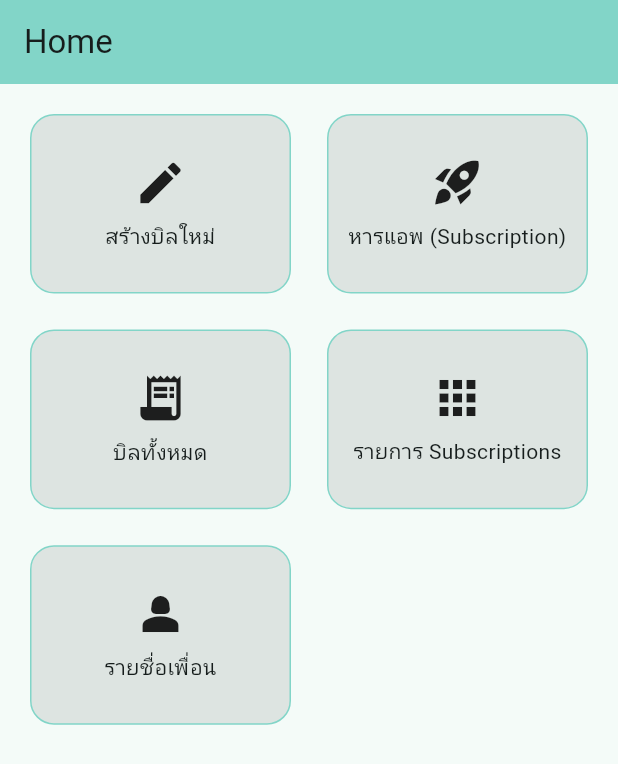
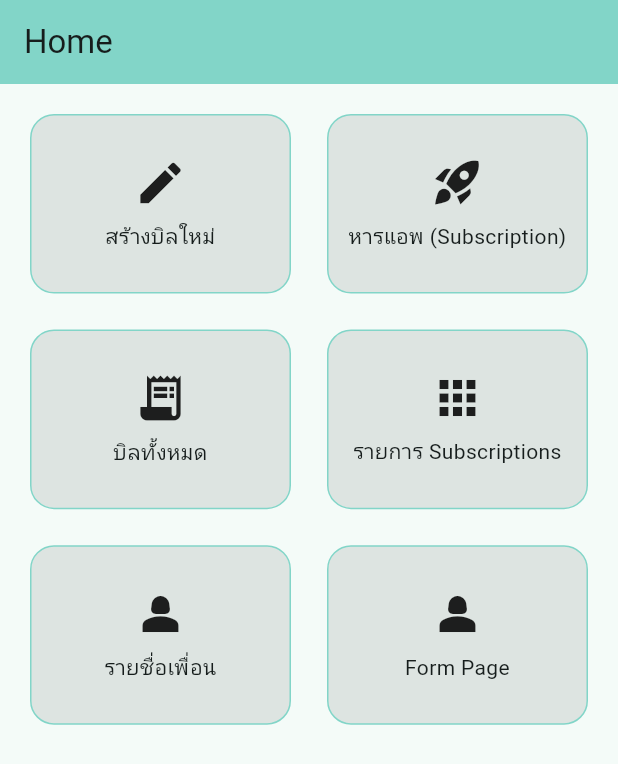
Before and after one commit to NuggetBBQ/Khungold, a Flutter app: the screen it shows after launch, on a phone screen of 412 x 824 dp. Shown: the top 764 px of the screen. Run offline on Flutter 3.47's test engine with Material 3 defaults, Android fonts, the phone set to English and light mode, and no system bars; our stand-ins replace cloud_firestore, firebase_auth, firebase_core; accounts and stored records are empty.

Commit message:
07112025

```diff
--- a/lib/models/bill_models.dart
+++ b/lib/models/bill_models.dart
@@ -1,9 +1,24 @@
 import 'package:khungold/models/contact_model.dart';
 import 'package:uuid/uuid.dart';
 
-enum BillCategory { food, subscription, travel, accommodation, shopping, others }
+enum BillCategory {
+  food,
+  subscription,
+  travel,
+  accommodation,
+  shopping,
+  others,
+}
+
 BillCategory billCategoryFromString(String value) {
-  final index = ['food', 'subscription', 'travel', 'accommodation', 'shopping', 'others'].indexOf(value.toLowerCase());
+  final index = [
+    'food',
+    'subscription',
+    'travel',
+    'accommodation',
+    'shopping',
+    'others',
+  ].indexOf(value.toLowerCase());
   if (index == -1) return BillCategory.others;
   return BillCategory.values[index];
 }
@@ -70,9 +85,15 @@ class BillItem {
   final double price;
   final List<String> participantContactIds;
 
-  BillItem ({required this.name, required this.price, required this.participantContactIds});
+  BillItem({
+    required this.name,
+    required this.price,
+    required this.participantContactIds,
+  });
 
-  double get pricePerPerson => participantContactIds.isEmpty ? 0.0 : price / participantContactIds.length;
+  double get pricePerPerson => participantContactIds.isEmpty
+      ? 0.0
+      : price / participantContactIds.length;
 
   Map<String, dynamic> toMap() {
     return {
@@ -86,7 +107,9 @@ class BillItem {
     return BillItem(
       name: data['name'] as String,
       price: (data['price'] as num).toDouble(),
-      participantContactIds: List<String>.from(data['participantContactIds'] ?? []),
+      participantContactIds: List<String>.from(
+        data['participantContactIds'] ?? [],
+      ),
     );
   }
 }
@@ -128,8 +151,9 @@ class Bill {
 
   double get myExpenditure {
     final myParticipation = participants.firstWhere(
-        (p) => p.isYou,
-        orElse: () => Participant(contactId: '', name: 'N/A', baseShare: 0, items: [])
+      (p) => p.isYou,
+      orElse: () =>
+          Participant(contactId: '', name: 'N/A', baseShare: 0, items: []),
     );
     if (paidByYou) {
       return myParticipation.baseShare;
@@ -165,13 +189,17 @@ class Bill {
     required List<BillItem> items,
     required String category,
   }) {
+    //////แก้ไม่ให้ มันทับของเก่า
     final List<Participant> participants = selectedContacts.map((c) {
       final isMe = c.isMe;
       return Participant(
         contactId: c.id,
         name: c.mainName,
         baseShare: summary.participantCost[c.mainName] ?? 0.0,
-        items: items.where((item) => item.participantContactIds.contains(c.id)).map((e) => e.name).toList(),
+        items: items
+            .where((item) => item.participantContactIds.contains(c.id))
+            .map((e) => e.name)
+            .toList(),
         paid: false,
         isYou: isMe,
       );
--- a/lib/pages/p00_home_page.dart
+++ b/lib/pages/p00_home_page.dart
@@ -1,17 +1,29 @@
 import 'package:flutter/material.dart';
 import 'package:khungold/models/bill_models.dart';
 import 'package:khungold/services/data_service.dart';
-
 
 class HomeScreen extends StatelessWidget {
   const HomeScreen({super.key});
 
   final List<Map<String, dynamic>> menuItems = const [
     {'label': 'สร้างบิลใหม่', 'icon': Icons.create, 'route': '/bill/new'},
-    {'label': 'หารแอพ (Subscription)', 'icon': Icons.rocket_launch, 'route': '/sub/create'},
+    {
+      'label': 'หารแอพ (Subscription)',
+      'icon': Icons.rocket_launch,
+      'route': '/sub/create',
+    },
     {'label': 'บิลทั้งหมด', 'icon': Icons.receipt_long, 'route': '/bills/all'},
-    {'label': 'รายการ Subscriptions', 'icon': Icons.apps, 'route': '/subs/list'},
-    {'label': 'รายชื่อเพื่อน', 'icon': Icons.person_2, 'route': '/contacts/list'},
+    {
+      'label': 'รายการ Subscriptions',
+      'icon': Icons.apps,
+      'route': '/subs/list',
+    },
+    {
+      'label': 'รายชื่อเพื่อน',
+      'icon': Icons.person_2,
+      'route': '/contacts/list',
+    },
+    {'label': 'Form Page', 'icon': Icons.person_2, 'route': '/formpage'},
   ];
 
   @override
@@ -46,14 +58,8 @@ class HomeScreen extends StatelessWidget {
   void _handleNavigation(BuildContext context, String route) {
     if (route == '/subs/list') {
       final subscriptionsData = DataService.getSubscriptions();
-      Navigator.pushNamed(
-        context,
-        route,
-        arguments: subscriptionsData,
-      );
-    }
-    else {
-
+      Navigator.pushNamed(context, route, arguments: subscriptionsData);
+    } else {
       Navigator.pushNamed(context, route);
     }
   }
--- a/pubspec.yaml
+++ b/pubspec.yaml
@@ -37,6 +37,7 @@ dependencies:
   uuid: ^4.2.2 #[บอกไอไน้ด้วย]
   firebase_core: ^4.2.1
   cloud_firestore: ^6.1.0
+  firebase_auth: ^6.1.2
 
 dev_dependencies:
   flutter_test:
```
Also changed, not shown: lib/main.dart (+20 -8 lines), lib/pages/P12_form_pages.dart (added, +150 -0 lines), pubspec.lock, 1 other file.
